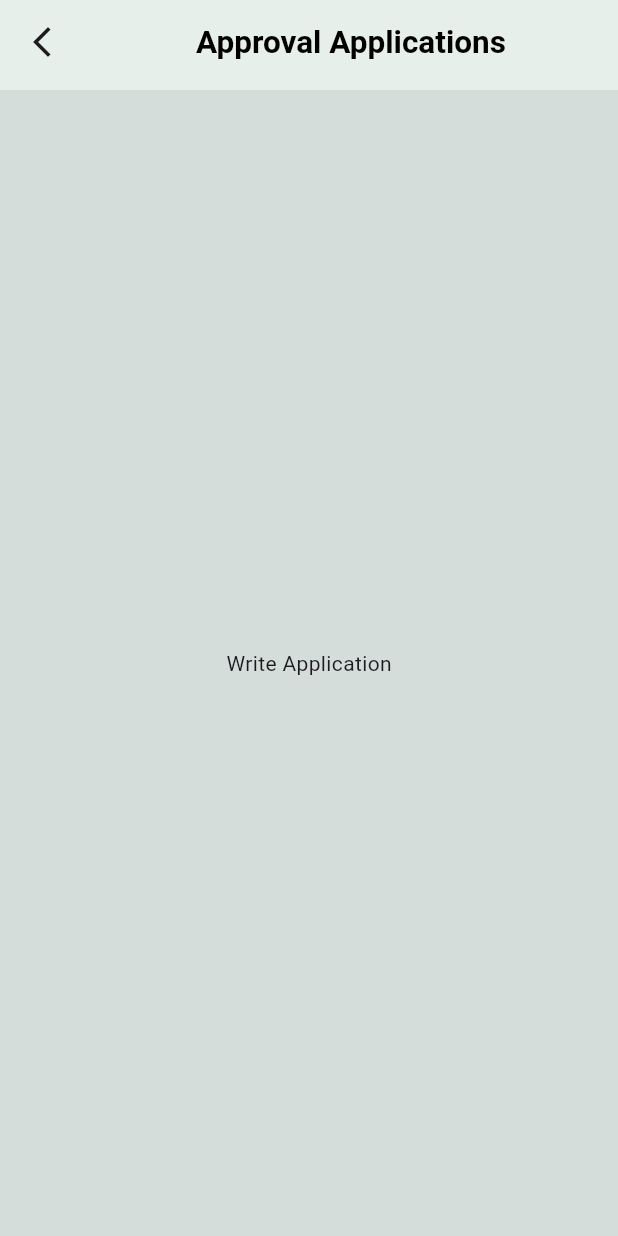
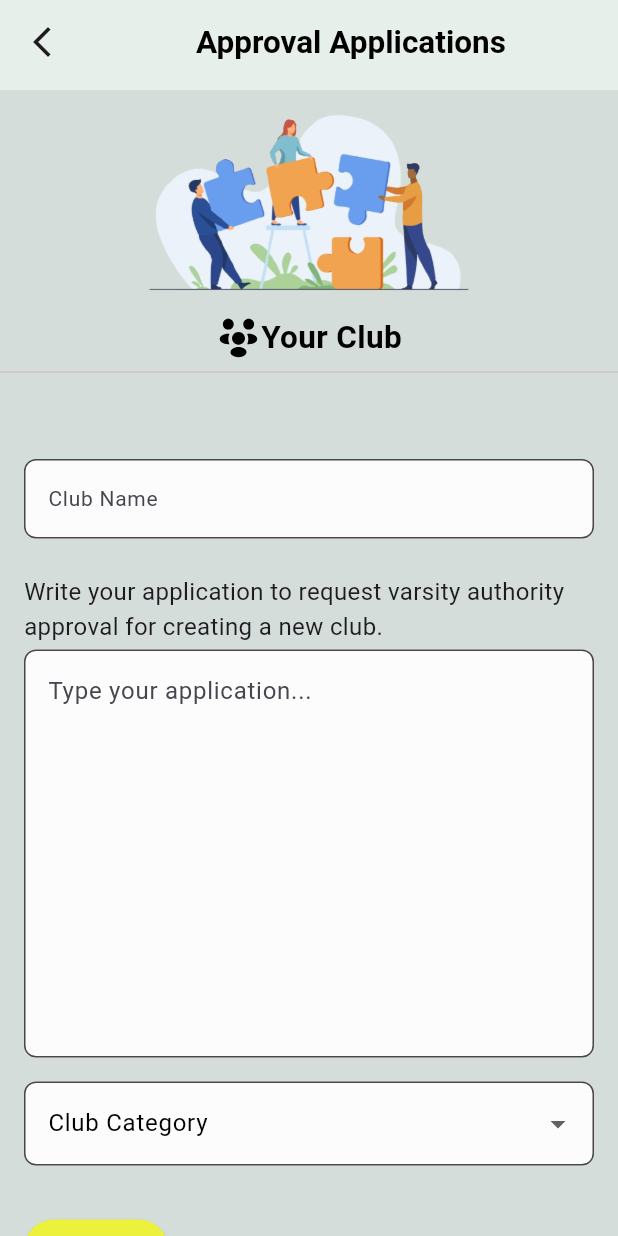
Before and after one commit to Antuh-D/Android-Projects-SWE-250, a Flutter app: the AppClubApprovalPage screen opened by its route, on a phone screen of 412 x 824 dp. Run offline on Flutter 3.47's test engine with Material 3 defaults, Android fonts, the phone set to English and light mode, and no system bars; our stand-ins replace flutter_dotenv, flutter_svg, image_picker; accounts and stored records are empty.

Commit message:
approval page

```diff
--- a/Campus Clubs/assets/data/clubs.json
+++ b/Campus Clubs/assets/data/clubs.json
@@ -13,7 +13,7 @@
       "subtitle": "Capturing moments beautifully",
       "category": "Art & Media",
       "members": 85,
-      "image": "assets/png/photographyT.png",
+      "image": "assets/png/photographyT.jpg",
       "followers": 220
     },
     {
--- a/Campus Clubs/lib/components/AppTextField.dart
+++ b/Campus Clubs/lib/components/AppTextField.dart
@@ -6,6 +6,7 @@ class AppTextField extends StatelessWidget{
   final TextEditingController controller;
   final bool obscureText;
   final TextInputType keyboardType;
+
 
   const AppTextField({
     Key? key,
--- a/Campus Clubs/lib/pages/AppClubApprovalPage.dart
+++ b/Campus Clubs/lib/pages/AppClubApprovalPage.dart
@@ -1,8 +1,11 @@
+import 'package:campusclubs/components/AppTextField.dart';
 import 'package:campusclubs/components/MyAppBar.dart';
 import 'package:flutter/material.dart';
-
-import '../config/AppRoutes.dart';
+import 'package:flutter_svg/svg.dart';
 import '../config/AppString.dart';
+import '../config/AppURL.dart';
+import '../styles/AppColors.dart';
+import '../styles/AppTexts.dart';
 
 class AppClubApprovalPage extends StatefulWidget {
   const AppClubApprovalPage({super.key});
@@ -12,6 +15,7 @@ class AppClubApprovalPage extends StatefulWidget {
 }
 
 class _AppClubApprovalPageState extends State<AppClubApprovalPage> {
+  final application = TextEditingController();
   @override
   Widget build(BuildContext context) {
     return Scaffold(
@@ -19,8 +23,116 @@ class _AppClubApprovalPageState extends State<AppClubApprovalPage> {
         Headding: AppString.clubApproval,
         backpage: true,
       ),
-      body: Center(
-        child: Text("Write Application"),
+      body: SingleChildScrollView(
+        child: Column(
+          crossAxisAlignment: CrossAxisAlignment.start,
+          children: [
+
+            //Theme and Heading
+            Center(child: Image.asset(AppURL.loginTheme, height: 150)),
+            Row(
+              mainAxisAlignment: MainAxisAlignment.center,
+              children: [
+                SvgPicture.asset(
+                  AppURL.mens_icon,
+                  height: 30,
+                  width: 30,
+                  color: Colors.black,
+                ),
+                Text(
+                  "Your Club",
+                  style: AppTexts.AppHeading,
+                )
+              ],
+            ),
+
+            Divider(thickness: 1,),
+
+
+            //Application form
+            SizedBox(height: 30,),
+            Padding(
+              padding: EdgeInsets.symmetric(horizontal: 16,vertical: 20),
+              child: AppTextField(hint: "Club Name", controller:application ),
+            ),
+
+
+            Padding(
+              padding: EdgeInsets.symmetric(horizontal: 16,vertical: 4),
+              child: Text(
+                "Write your application to request varsity authority approval for creating a new club.",
+                style: TextStyle(fontSize: 16),
+              ),
+            ),
+            Padding(
+              padding: EdgeInsets.symmetric(horizontal: 16,),
+              child: TextField(
+                maxLines: 10,
+                decoration: InputDecoration(
+                  hintText: "Type your application...",
+                  border: OutlineInputBorder(
+                    borderRadius: BorderRadius.all(Radius.circular(8.0)),
+                  ),
+                    focusedBorder: OutlineInputBorder(
+                      borderRadius: BorderRadius.circular(8.0),
+                      borderSide: BorderSide(
+                        color: Colors.black38,
+                        width: 2.0,
+                      ),
+                    ),
+                    filled: true,
+                    fillColor:Colors.white.withOpacity(0.9),
+                ),
+              ),
+            ),
+            Padding(
+              padding: EdgeInsets.symmetric(horizontal: 16,vertical: 16),
+              child: DropdownButtonFormField(
+                items: ["Tech", "Culture", "Sports"]
+                    .map((c) => DropdownMenuItem(
+                    value: c,
+                    child: Text(c,
+                     // style:TextStyle(color: Colors.teal, fontSize: 16,),
+                    )
+                )
+                )
+                    .toList(),
+                onChanged: (value) {},
+                decoration: InputDecoration(labelText: "Club Category",
+                  labelStyle: TextStyle(color: Colors.black),
+                  border: OutlineInputBorder(
+                    borderRadius: BorderRadius.all(Radius.circular(8.0)),
+                  ),
+                  focusedBorder: OutlineInputBorder(
+                    borderRadius: BorderRadius.circular(8.0),
+                    borderSide: BorderSide(
+                      color: Colors.black38,
+                      width: 2.0,
+                    ),
+                  ),
+                  filled: true,
+                  fillColor:Colors.white.withOpacity(0.9),
+
+                ),
+                dropdownColor: Colors.white,
+              ),
+            ),
+
+            //submit
+            Padding(
+              padding: EdgeInsets.all(16),
+              child: ElevatedButton(
+                onPressed: () {
+                  // Submit logic here
+                },
+                child: Text("Submit",style: AppTexts.button,),
+                style: ElevatedButton.styleFrom(
+                  backgroundColor: AppColors.buttonColor,
+                ),
+              ),
+            ),
+          ],
+        ),
       ),
     );
   }
```
Also changed, not shown: Campus Clubs/analysis_options.yaml (+1 -27 lines), Campus Clubs/lib/pages/ProfilePage.dart (+99 -119 lines).
